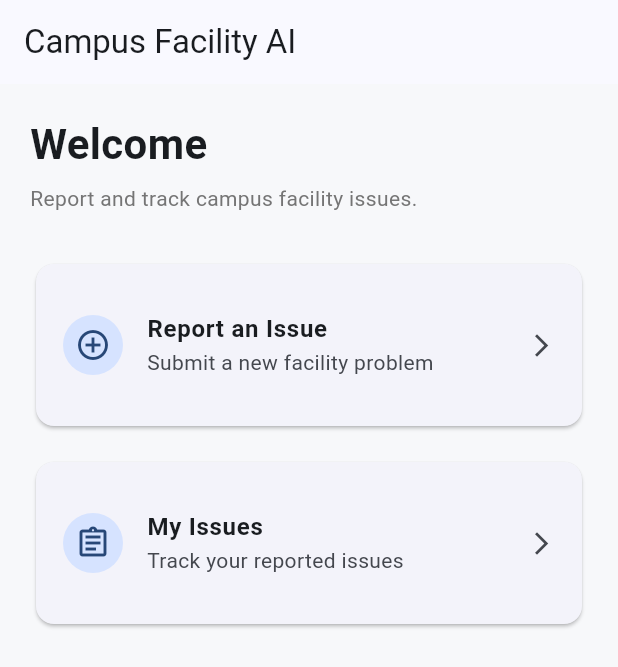
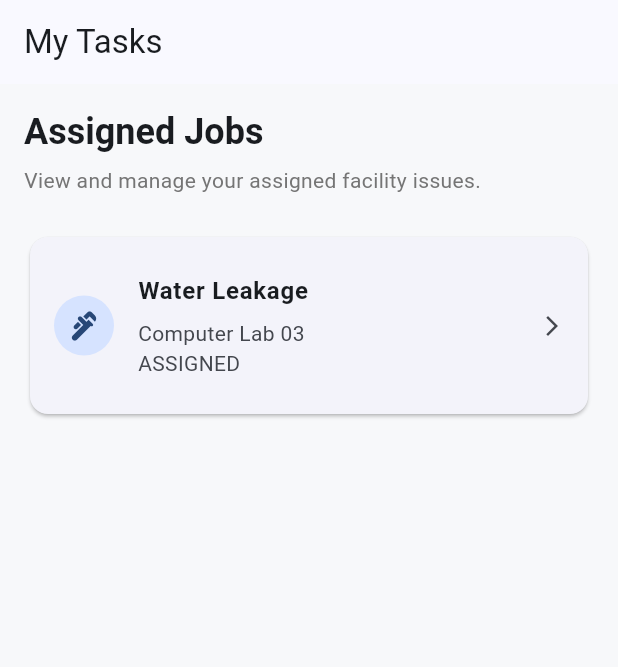
Before and after one commit to DevPlux/campus-facility-ai, a Flutter app: the screen it shows after launch, on a phone screen of 412 x 824 dp. Shown: the top 667 px of the screen. Run offline on Flutter 3.47's test engine with Material 3 defaults, Android fonts, the phone set to English and light mode, and no system bars; our stand-ins replace dio, flutter_secure_storage, image_picker; accounts and stored records are empty.

Commit message:
Complete the technician screens

```diff
--- a/mobile/lib/main.dart
+++ b/mobile/lib/main.dart
@@ -5,7 +5,7 @@ import 'core/constants/app_constants.dart';
 import 'core/theme/app_theme.dart';
 import 'providers/auth_provider.dart';
 import 'providers/issue_provider.dart';
-import 'screens/reporter/reporter_home_screen.dart';
+import 'screens/technician/technician_home_screen.dart';
 
 void main() {
   runApp(const CampusFacilityApp());
@@ -29,7 +29,7 @@ class CampusFacilityApp extends StatelessWidget {
         title: AppConstants.appName,
         debugShowCheckedModeBanner: false,
         theme: AppTheme.lightTheme,
-        home: const ReporterHomeScreen(),
+        home: const TechnicianHomeScreen(),
       ),
     );
   }
--- /dev/null
+++ b/mobile/lib/screens/technician/technician_home_screen.dart
@@ -0,0 +1,69 @@
+import 'package:flutter/material.dart';
+
+import 'task_details_screen.dart';
+
+class TechnicianHomeScreen extends StatelessWidget {
+  const TechnicianHomeScreen({super.key});
+
+  @override
+  Widget build(BuildContext context) {
+    return Scaffold(
+      appBar: AppBar(
+        title: const Text('My Tasks'),
+      ),
+      body: ListView(
+        padding: const EdgeInsets.all(16),
+        children: [
+          Text(
+            'Assigned Jobs',
+            style: Theme.of(context).textTheme.headlineSmall?.copyWith(
+                  fontWeight: FontWeight.bold,
+                ),
+          ),
+          const SizedBox(height: 6),
+          Text(
+            'View and manage your assigned facility issues.',
+            style: TextStyle(
+              color: Colors.grey.shade600,
+            ),
+          ),
+          const SizedBox(height: 24),
+
+          // Temporary task for UI testing.
+          Card(
+            child: ListTile(
+              contentPadding: const EdgeInsets.all(16),
+              leading: const CircleAvatar(
+                child: Icon(Icons.plumbing),
+              ),
+              title: const Text(
+                'Water Leakage',
+                style: TextStyle(
+                  fontWeight: FontWeight.bold,
+                ),
+              ),
+              subtitle: const Padding(
+                padding: EdgeInsets.only(top: 6),
+                child: Text(
+                  'Computer Lab 03\nASSIGNED',
+                ),
+              ),
+              trailing: const Icon(
+                Icons.arrow_forward_ios,
+                size: 16,
+              ),
+              onTap: () {
+                Navigator.push(
+                  context,
+                  MaterialPageRoute(
+                    builder: (_) => const TaskDetailsScreen(),
+                  ),
+                );
+              },
+            ),
+          ),
+        ],
+      ),
+    );
+  }
+}
```
Also changed, not shown: mobile/lib/screens/technician/complete_task_screen.dart (added, +182 -0 lines), mobile/lib/screens/technician/task_details_screen.dart (added, +153 -0 lines).
